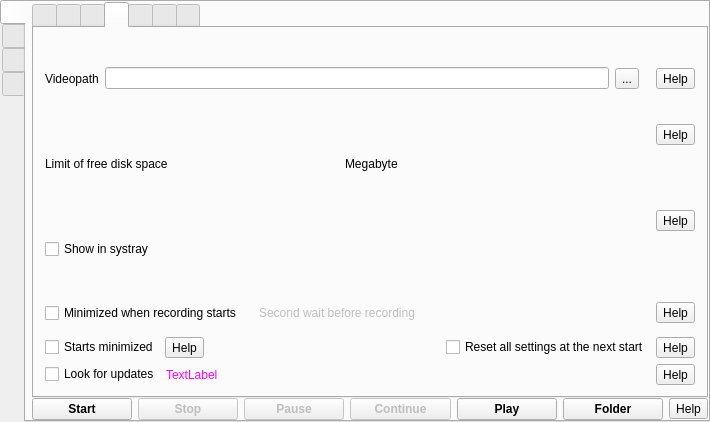
This is src/formMainWindow.ui in vkohaupt/vokoscreenNG as Qt 5 draws it before an edit. The edited form follows.
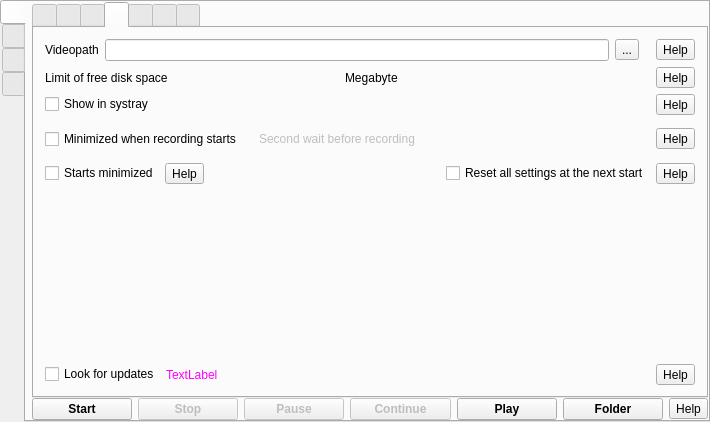
This is the edited form. Icons and pictures are not drawn.

Patch:
```diff
--- a/src/formMainWindow.ui
+++ b/src/formMainWindow.ui
@@ -1164,6 +1164,19 @@
               </item>
              </layout>
             </item>
+            <item>
+             <spacer name="verticalSpacer_16">
+              <property name="orientation">
+               <enum>Qt::Vertical</enum>
+              </property>
+              <property name="sizeHint" stdset="0">
+               <size>
+                <width>20</width>
+                <height>40</height>
+               </size>
+              </property>
+             </spacer>
+            </item>
             <item>
              <layout class="QHBoxLayout" name="horizontalLayout_17">
               <item>
```
